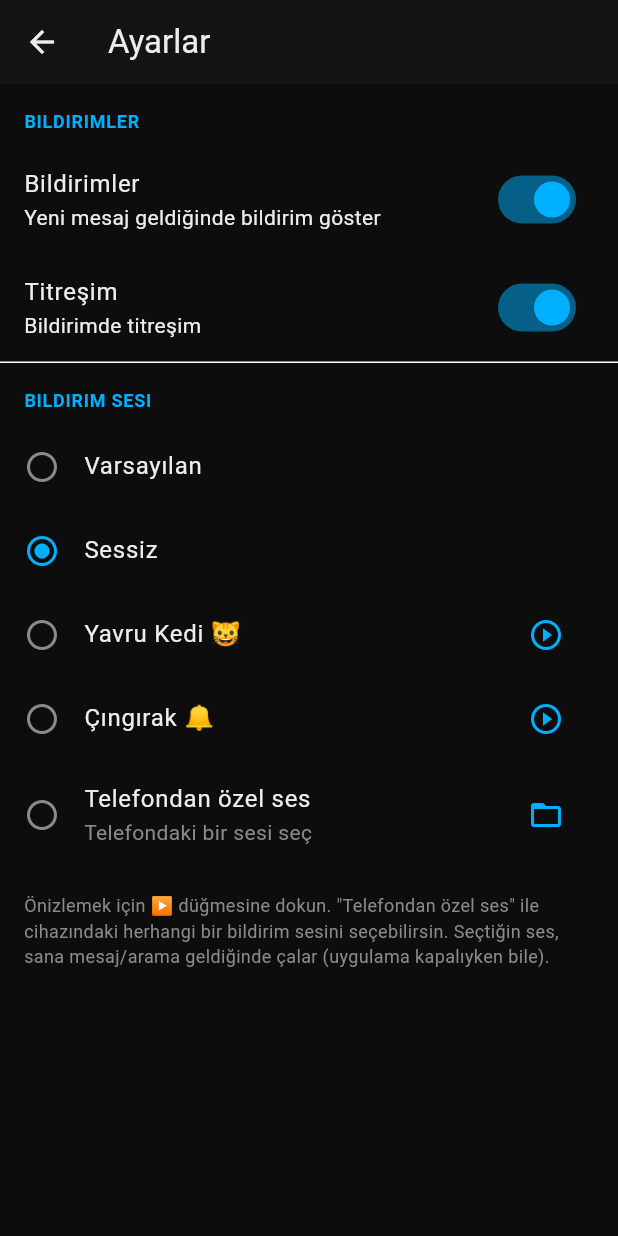
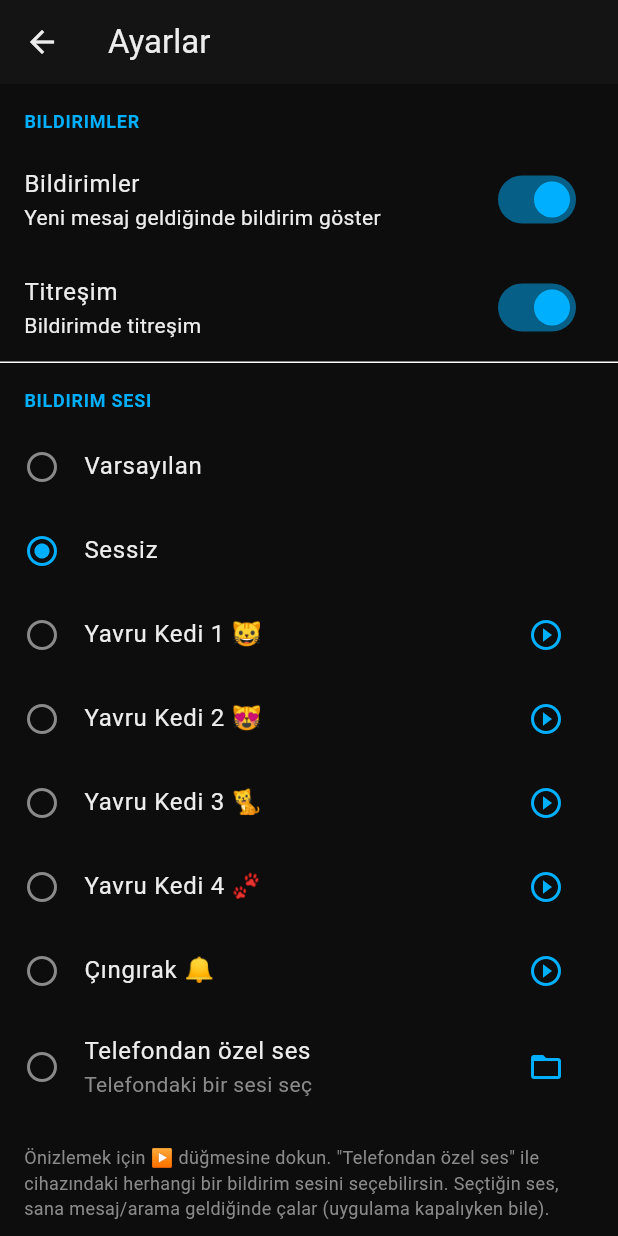
Before and after one commit to cohard32/kardes_mesaj, a Flutter app: the AyarlarEkrani screen opened directly, after a tap on "Sessiz", on a phone screen of 412 x 824 dp. Run offline on Flutter 3.47's test engine with Material 3 defaults, Android fonts, the phone set to English and light mode, and no system bars; our stand-ins replace audioplayers, cloud_firestore, firebase_auth, firebase_core, firebase_messaging, flutter_local_notifications and 6 more; missing offline and left inert: agora_rtc_engine, agora_token_service, flutter_callkit_incoming, record; accounts and stored records are empty; network calls fail.

Commit message:
v1.4.7 - Bildirim sesi gercekten calisiyor + 4 kedi sesi + CallKit iyilestirme
Ses: kanal id'leri v2'ye tasindi + eski kilitli kanallar siliniyor (Android kanal sesini kilitler; ses bu yuzden calmiyordu). Foreground'da ses detayda da veriliyor. 4 kedi sesi (kedi/kedi2/kedi3/kedi4) + cingirak, her birine onizleme.

Arama: CallKit kapaliyken kabul -> soguk baslangicta bekleyen arama mekanizmasi (SohbetEkrani acilinca ekran acilir), kabul/bitir'de endAllCalls ile CallKit temizligi, isImportant full-screen.

Co-Authored-By: Claude Opus 4.8 <noreply@anthropic.com>

```diff
--- a/lib/ekranlar/ayarlar_ekrani.dart
+++ b/lib/ekranlar/ayarlar_ekrani.dart
@@ -100,8 +100,23 @@ class _AyarlarEkraniState extends State<AyarlarEkrani> {
           _sesTile(deger: 'sessiz', baslik: 'Sessiz'),
           _sesTile(
             deger: 'kedi',
-            baslik: 'Yavru Kedi 🐱',
+            baslik: 'Yavru Kedi 1 🐱',
             onizlemeAsset: 'sesler/kedi.mp3',
+          ),
+          _sesTile(
+            deger: 'kedi2',
+            baslik: 'Yavru Kedi 2 😻',
+            onizlemeAsset: 'sesler/kedi2.mp3',
+          ),
+          _sesTile(
+            deger: 'kedi3',
+            baslik: 'Yavru Kedi 3 🐈',
+            onizlemeAsset: 'sesler/kedi3.mp3',
+          ),
+          _sesTile(
+            deger: 'kedi4',
+            baslik: 'Yavru Kedi 4 🐾',
+            onizlemeAsset: 'sesler/kedi4.mp3',
           ),
           _sesTile(
             deger: 'cingirak',
--- a/lib/servisler/bildirim_servisi.dart
+++ b/lib/servisler/bildirim_servisi.dart
@@ -41,6 +41,7 @@ Future<void> gelenAramayiGoster(Map<String, dynamic> data) async {
       isCustomNotification: true,
       isShowFullLockedScreen: true,
       isShowCallID: false,
+      isImportant: true,
       ringtonePath: 'system_ringtone_default',
       textAccept: 'Kabul Et',
       textDecline: 'Reddet',
@@ -58,26 +59,47 @@ class BildirimServisi {
 
   // AndroidManifest default_notification_channel_id = _kanalVarsayilan.
   // Android 8+'da bildirim sesi KANALA kilitlidir → her ses için ayrı kanal.
+  // ⚠️ Kanalın sesi sonradan DEĞİŞTİRİLEMEZ. Ses çalmıyorsa kilitli eski
+  // kanal sebebidir → _kanalVer'i artır (yeni id'ler TAZE oluşur, ses gelir).
+  static const String _kanalVer = 'v2';
   static const String _kanalVarsayilan = 'kardes_mesaj_kanal';
-  static const String _kanalSessiz = 'kardes_mesaj_kanal_sessiz';
-  static const String _kanalKedi = 'kardes_mesaj_kanal_kedi';
-  static const String _kanalCingirak = 'kardes_mesaj_kanal_cingirak';
-  static const String _kanalOzel = 'kardes_mesaj_kanal_ozel';
+
+  // Eski (kilitli/sessiz kalmış olabilecek) kanallar — açılışta silinir.
+  static const List<String> _eskiKanallar = [
+    'kardes_mesaj_kanal_sessiz',
+    'kardes_mesaj_kanal_kedi',
+    'kardes_mesaj_kanal_cingirak',
+    'kardes_mesaj_kanal_ozel',
+  ];
+
+  // Kedi sesleri: seçim anahtarı → gösterim adı (raw kaynak adı = anahtarın aynısı)
+  static const Map<String, String> _kediSesleri = {
+    'kedi': 'Yavru Kedi 1 🐱',
+    'kedi2': 'Yavru Kedi 2 😻',
+    'kedi3': 'Yavru Kedi 3 🐈',
+    'kedi4': 'Yavru Kedi 4 🐾',
+  };
+
+  String _kanalIdFor(String secim) =>
+      secim == 'varsayilan' ? _kanalVarsayilan : 'km_${_kanalVer}_$secim';
 
   /// Seçili sese göre aktif bildirim kanalı id'si.
-  String get aktifKanalId {
-    switch (AyarServisi.instance.bildirimSesi.value) {
-      case 'sessiz':
-        return _kanalSessiz;
-      case 'kedi':
-        return _kanalKedi;
-      case 'cingirak':
-        return _kanalCingirak;
-      case 'ozel':
-        return _kanalOzel;
-      default:
-        return _kanalVarsayilan;
+  String get aktifKanalId =>
+      _kanalIdFor(AyarServisi.instance.bildirimSesi.value);
+
+  /// Seçili sesin AndroidNotificationSound karşılığı (Android <8 + detayda).
+  AndroidNotificationSound? _sesFor(String secim) {
+    if (_kediSesleri.containsKey(secim)) {
+      return RawResourceAndroidNotificationSound(secim);
     }
+    if (secim == 'cingirak') {
+      return const RawResourceAndroidNotificationSound('cingirak');
+    }
+    if (secim == 'ozel') {
+      final u = AyarServisi.instance.ozelSesUri.value;
+      return (u == null || u.isEmpty) ? null : UriAndroidNotificationSound(u);
+    }
+    return null; // varsayilan (sistem) / sessiz
   }
 
   final FirebaseMessaging _mesajlasma = FirebaseMessaging.instance;
@@ -114,29 +136,44 @@ class BildirimServisi {
       _yerel.resolvePlatformSpecificImplementation<
           AndroidFlutterLocalNotificationsPlugin>();
 
-  /// Tüm ses kanallarını oluşturur (varsayılan/sessiz/kedi/çıngırak + özel).
+  /// Tüm ses kanallarını oluşturur. Önce eski/kilitli kanalları siler,
+  /// sonra her sesi TAZE kanalda (doğru sesle) kurar.
   Future<void> _kanallariKur() async {
     final a = _android;
     if (a == null) return;
+
+    // Eski sürüm kanallarını temizle (sesleri kilitli kalmış olabilir)
+    for (final id in _eskiKanallar) {
+      await a.deleteNotificationChannel(channelId: id);
+    }
+
+    // Varsayılan (sistem sesi)
     await a.createNotificationChannel(const AndroidNotificationChannel(
       _kanalVarsayilan, 'Varsayılan',
       description: 'Yeni mesaj bildirimleri',
       importance: Importance.high,
     ));
-    await a.createNotificationChannel(const AndroidNotificationChannel(
-      _kanalSessiz, 'Sessiz',
+    // Sessiz
+    await a.createNotificationChannel(AndroidNotificationChannel(
+      _kanalIdFor('sessiz'), 'Sessiz',
       importance: Importance.high,
       playSound: false,
     ));
-    await a.createNotificationChannel(const AndroidNotificationChannel(
-      _kanalKedi, 'Yavru Kedi',
+    // Kedi sesleri (4 adet)
+    for (final e in _kediSesleri.entries) {
+      await a.createNotificationChannel(AndroidNotificationChannel(
+        _kanalIdFor(e.key), e.value,
+        importance: Importance.high,
+        playSound: true,
+        sound: RawResourceAndroidNotificationSound(e.key),
+      ));
+    }
+    // Çıngırak
+    await a.createNotificationChannel(AndroidNotificationChannel(
+      _kanalIdFor('cingirak'), 'Çıngırak',
       importance: Importance.high,
-      sound: RawResourceAndroidNotificationSound('kedi'),
-    ));
-    await a.createNotificationChannel(const AndroidNotificationChannel(
-      _kanalCingirak, 'Çıngırak',
-      importance: Importance.high,
-      sound: RawResourceAndroidNotificationSound('cingirak'),
+      playSound: true,
+      sound: const RawResourceAndroidNotificationSound('cingirak'),
     ));
     await _ozelKanaliKur();
   }
@@ -146,11 +183,11 @@ class BildirimServisi {
   Future<void> _ozelKanaliKur() async {
     final a = _android;
     if (a == null) return;
-    await a.deleteNotificationChannel(channelId: _kanalOzel);
+    await a.deleteNotificationChannel(channelId: _kanalIdFor('ozel'));
     final uri = AyarServisi.instance.ozelSesUri.value;
     if (uri != null && uri.isNotEmpty) {
       await a.createNotificationChannel(AndroidNotificationChannel(
-        _kanalOzel, 'Özel Ses',
+        _kanalIdFor('ozel'), 'Özel Ses',
         importance: Importance.high,
         sound: UriAndroidNotificationSound(uri),
       ));
@@ -182,7 +219,8 @@ class BildirimServisi {
     final ayar = AyarServisi.instance;
     if (!ayar.bildirimAcik.value) return; // bildirim kapalıysa gösterme
 
-    // Ses, seçili kanaldan gelir (kedi/çıngırak/özel/sessiz/varsayılan).
+    // Ses hem kanaldan (Android 8+) hem detaydan (8 altı) gelir.
+    final secim = ayar.bildirimSesi.value;
     _yerel.show(
       id: bildirim.hashCode,
       title: bildirim.title,
@@ -194,6 +232,8 @@ class BildirimServisi {
           importance: Importance.high,
           priority: Priority.high,
           icon: '@mipmap/ic_launcher',
+          playSound: secim != 'sessiz',
+          sound: _sesFor(secim),
           enableVibration: ayar.titresimAcik.value,
         ),
       ),
--- a/lib/servisler/guncelleme_servisi.dart
+++ b/lib/servisler/guncelleme_servisi.dart
@@ -23,7 +23,7 @@ class GuncellemeServisi {
   // ⚠️ ÖNEMLİ: Bu sürüm pubspec.yaml'daki "version" ile AYNI olmalı.
   // Her release'te ikisini birlikte yükselt. (package_info_plus, Agora ffi
   // çakışması nedeniyle kaldırıldı; sürüm artık derleme-zamanı sabiti.)
-  static const String mevcutSurum = '1.4.6';
+  static const String mevcutSurum = '1.4.7';
 
   /// Repo bilgisi henüz ayarlanmadıysa kontrolü atla.
   bool get _ayarliMi => _repoOwner != 'KULLANICI_ADI';
--- a/pubspec.yaml
+++ b/pubspec.yaml
@@ -16,7 +16,7 @@ publish_to: 'none' # Remove this line if you wish to publish to pub.dev
 # https://developer.apple.com/library/archive/documentation/General/Reference/InfoPlistKeyReference/Articles/CoreFoundationKeys.html
 # In Windows, build-name is used as the major, minor, and patch parts
 # of the product and file versions while build-number is used as the build suffix.
-version: 1.4.6+11
+version: 1.4.7+12
 
 environment:
   sdk: ^3.12.2
```
Also changed, not shown: lib/ekranlar/sohbet_ekrani.dart (+17 -0 lines), lib/main.dart (+13 -6 lines), lib/servisler/arama_servisi.dart (+15 -0 lines), 6 other files.
